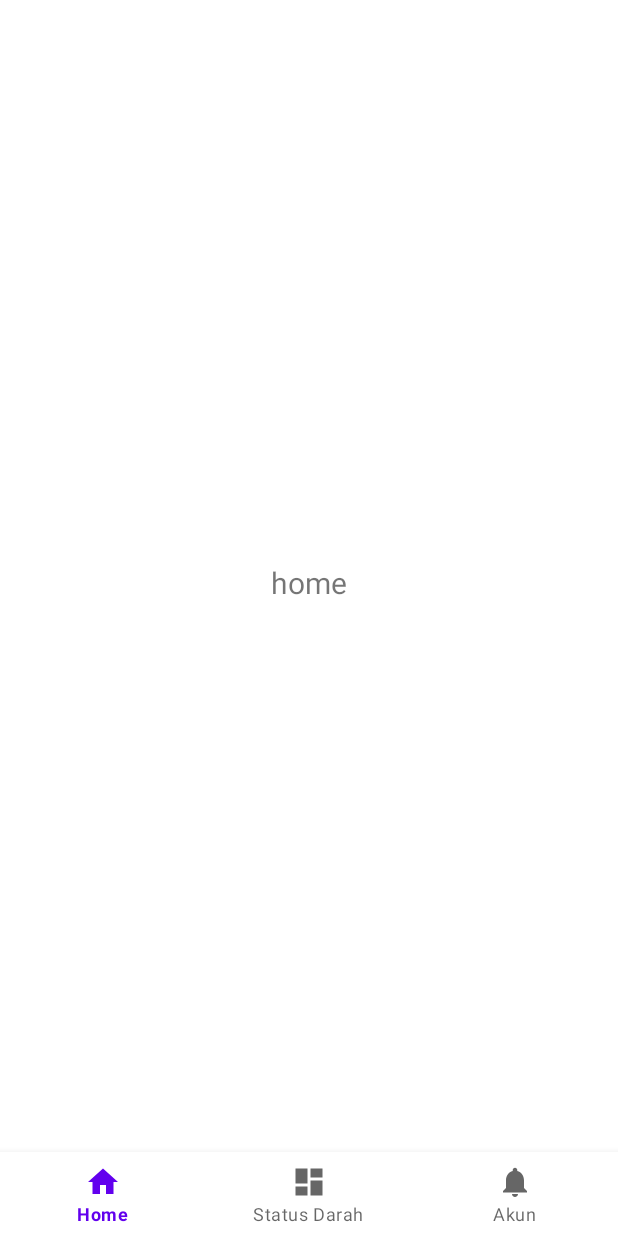
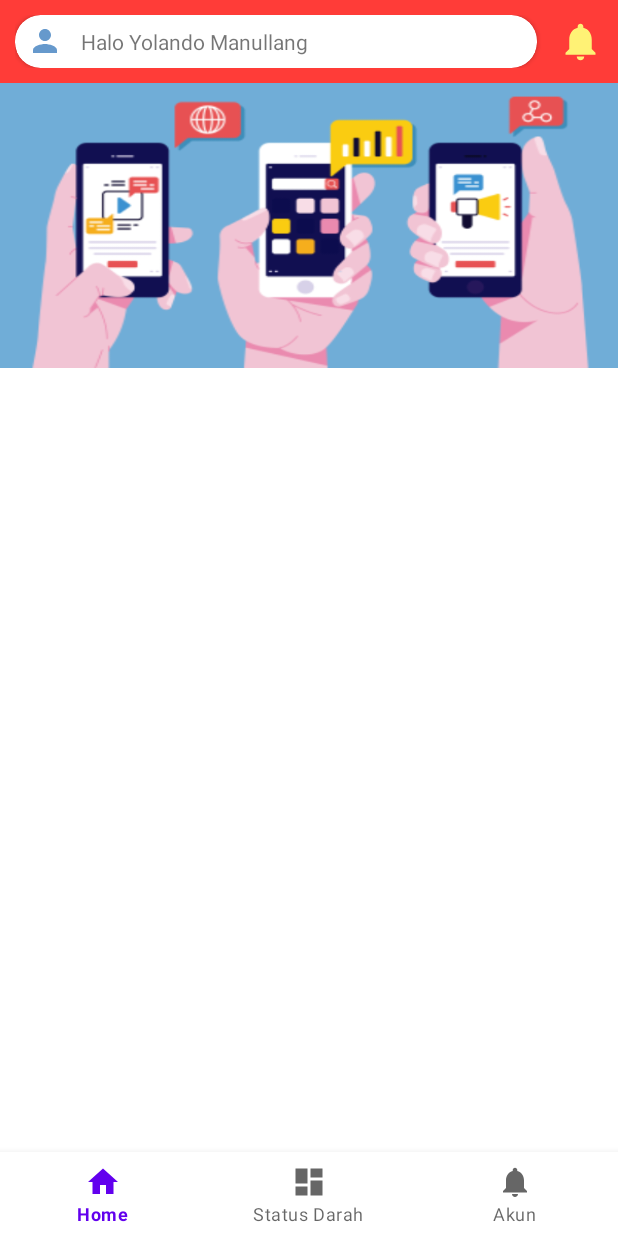
Before and after one commit to yolandomanullang20/PalangMerahIndonesia, an Android app: the screen it shows after launch (MainActivity), on a phone screen of 412 x 824 dp. Run offline under Robolectric (Android 15) with nearby library versions, the phone set to English and light mode, and no system bars.

Commit message:
done slider

```diff
--- /dev/null
+++ b/app/src/main/java/org/gaptechteam/myapplication/adapter/AdapterSlider.kt
@@ -0,0 +1,41 @@
+package org.gaptechteam.myapplication.adapter
+
+import android.app.Activity
+import android.view.LayoutInflater
+import android.view.View
+import android.view.ViewGroup
+import android.widget.ImageView
+import androidx.annotation.NonNull
+import androidx.viewpager.widget.PagerAdapter
+import org.gaptechteam.myapplication.R
+
+class AdapterSlider(var data: ArrayList<Int>, var context: Activity?) : PagerAdapter() {
+    lateinit var layoutInflater: LayoutInflater
+
+    override fun getCount(): Int {
+        return data.size
+    }
+
+    override fun isViewFromObject(view: View, `object`: Any): Boolean {
+        return view == `object`
+    }
+
+    @NonNull
+    override fun instantiateItem(@NonNull container: ViewGroup, position: Int): Any {
+        layoutInflater = LayoutInflater.from(context)
+        val view = layoutInflater.inflate(R.layout.item_slider, container, false)
+
+        //Init
+        val imageView: ImageView
+        imageView = view.findViewById(R.id.image)
+
+        imageView.setImageResource(data[position])
+        container.addView(view, 0)
+
+        return view
+    }
+
+    override fun destroyItem(@NonNull container: ViewGroup, position: Int, @NonNull `object`: Any) {
+        container.removeView(`object` as View)
+    }
+}
--- a/app/src/main/java/org/gaptechteam/myapplication/fragment/HomeFragment.kt
+++ b/app/src/main/java/org/gaptechteam/myapplication/fragment/HomeFragment.kt
@@ -5,15 +5,31 @@ import androidx.fragment.app.Fragment
 import android.view.LayoutInflater
 import android.view.View
 import android.view.ViewGroup
+import androidx.viewpager.widget.ViewPager
 import org.gaptechteam.myapplication.R
+import org.gaptechteam.myapplication.adapter.AdapterSlider
 
 class HomeFragment : Fragment() {
+
+    lateinit var vpSlider : ViewPager
+
 
     override fun onCreateView(
         inflater: LayoutInflater, container: ViewGroup?,
         savedInstanceState: Bundle?
     ): View? {
-        return inflater.inflate(R.layout.fragment_home, container, false)
+
+        val view : View = inflater.inflate(R.layout.fragment_home, container, false)
+        vpSlider = view.findViewById(R.id.vp_slider)
+
+        val arraySlider = ArrayList<Int>()
+        arraySlider.add(R.drawable.slider1)
+        arraySlider.add(R.drawable.slider2)
+        arraySlider.add(R.drawable.slider3)
+
+        val adapterSlide = AdapterSlider(arraySlider,activity)
+        vpSlider.adapter = adapterSlide
+        return view
     }
 
 
--- /dev/null
+++ b/app/src/main/res/drawable/ic_baseline_person_24.xml
@@ -0,0 +1,5 @@
+<vector android:height="24dp" android:tint="#6699CC"
+    android:viewportHeight="24" android:viewportWidth="24"
+    android:width="24dp" xmlns:android="http://schemas.android.com/apk/res/android">
+    <path android:fillColor="@android:color/white" android:pathData="M12,12c2.21,0 4,-1.79 4,-4s-1.79,-4 -4,-4 -4,1.79 -4,4 1.79,4 4,4zM12,14c-2.67,0 -8,1.34 -8,4v2h16v-2c0,-2.66 -5.33,-4 -8,-4z"/>
+</vector>
--- a/app/src/main/res/drawable/ic_notifications_black_24dp.xml
+++ b/app/src/main/res/drawable/ic_notifications_black_24dp.xml
@@ -4,6 +4,6 @@
     android:viewportWidth="24.0"
     android:viewportHeight="24.0">
     <path
-        android:fillColor="#FF000000"
+        android:fillColor="#fff275"
         android:pathData="M12,22c1.1,0 2,-0.9 2,-2h-4c0,1.1 0.89,2 2,2zM18,16v-5c0,-3.07 -1.64,-5.64 -4.5,-6.32L13.5,4c0,-0.83 -0.67,-1.5 -1.5,-1.5s-1.5,0.67 -1.5,1.5v0.68C7.63,5.36 6,7.92 6,11v5l-2,2v1h16v-1l-2,-2z" />
 </vector>
--- a/app/src/main/res/layout/fragment_home.xml
+++ b/app/src/main/res/layout/fragment_home.xml
@@ -1,22 +1,55 @@
 <?xml version="1.0" encoding="utf-8"?>
-<androidx.constraintlayout.widget.ConstraintLayout xmlns:android="http://schemas.android.com/apk/res/android"
+<LinearLayout
+    xmlns:android="http://schemas.android.com/apk/res/android"
     xmlns:app="http://schemas.android.com/apk/res-auto"
     xmlns:tools="http://schemas.android.com/tools"
+    android:orientation="vertical"
     android:layout_width="match_parent"
     android:layout_height="match_parent">
 
-    <TextView
-        android:id="@+id/text_home"
+    <RelativeLayout
+        android:background="@color/warnautama"
+        android:padding="10dp"
+        android:orientation="horizontal"
         android:layout_width="match_parent"
-        android:layout_height="wrap_content"
-        android:layout_marginStart="8dp"
-        android:layout_marginTop="8dp"
-        android:layout_marginEnd="8dp"
-        android:textAlignment="center"
-        android:textSize="20sp"
-        android:text="home"
-        app:layout_constraintBottom_toBottomOf="parent"
-        app:layout_constraintEnd_toEndOf="parent"
-        app:layout_constraintStart_toStartOf="parent"
-        app:layout_constraintTop_toTopOf="parent" />
-</androidx.constraintlayout.widget.ConstraintLayout>
+        android:layout_height="wrap_content">
+
+        <androidx.cardview.widget.CardView
+            android:layout_marginRight="8dp"
+            android:layout_toLeftOf="@id/icn_notif"
+            app:cardCornerRadius="17dp"
+            android:layout_width="match_parent"
+            android:layout_height="35dp">
+            <LinearLayout
+                android:gravity="center_vertical"
+                android:orientation="horizontal"
+                android:layout_width="match_parent"
+                android:layout_height="match_parent">
+                <ImageView
+                    android:layout_marginStart="8dp"
+                    android:layout_width="wrap_content"
+                    android:layout_height="wrap_content"
+                    android:src="@drawable/ic_baseline_person_24"/>
+                <TextView
+                    android:layout_marginLeft="12dp"
+                    android:layout_width="wrap_content"
+                    android:layout_height="wrap_content"
+                    android:text="Halo Yolando Manullang"/>
+            </LinearLayout>
+        </androidx.cardview.widget.CardView>
+        <ImageView
+            android:layout_centerVertical="true"
+            android:id="@+id/icn_notif"
+            android:layout_alignParentRight="true"
+            android:layout_marginLeft="6dp"
+            android:layout_width="30dp"
+            android:layout_height="30dp"
+            android:src="@drawable/ic_notifications_black_24dp"/>
+
+    </RelativeLayout>
+    <androidx.viewpager.widget.ViewPager
+        android:id="@+id/vp_slider"
+        android:layout_width="match_parent"
+        android:layout_height="190dp"/>
+
+</LinearLayout>
--- /dev/null
+++ b/app/src/main/res/layout/item_slider.xml
@@ -0,0 +1,13 @@
+<?xml version="1.0" encoding="utf-8"?>
+<RelativeLayout xmlns:android="http://schemas.android.com/apk/res/android"
+    android:layout_width="match_parent"
+    android:layout_height="wrap_content"
+    xmlns:app="http://schemas.android.com/apk/res-auto">
+
+    <ImageView
+        android:id="@+id/image"
+        android:layout_width="match_parent"
+        android:layout_height="190dp"
+        android:scaleType="fitXY"/>
+
+</RelativeLayout>
--- a/app/src/main/res/values/colors.xml
+++ b/app/src/main/res/values/colors.xml
@@ -7,4 +7,5 @@
 	<color name="teal_700">#FF018786</color>
 	<color name="black">#FF000000</color>
 	<color name="white">#FFFFFFFF</color>
+	<color name="warnautama">#ff3c38</color>
 </resources>
```
Also changed, not shown: app/src/main/res/drawable/slider1.png (added), app/src/main/res/drawable/slider2.png (added), app/src/main/res/drawable/slider3.png (added).
